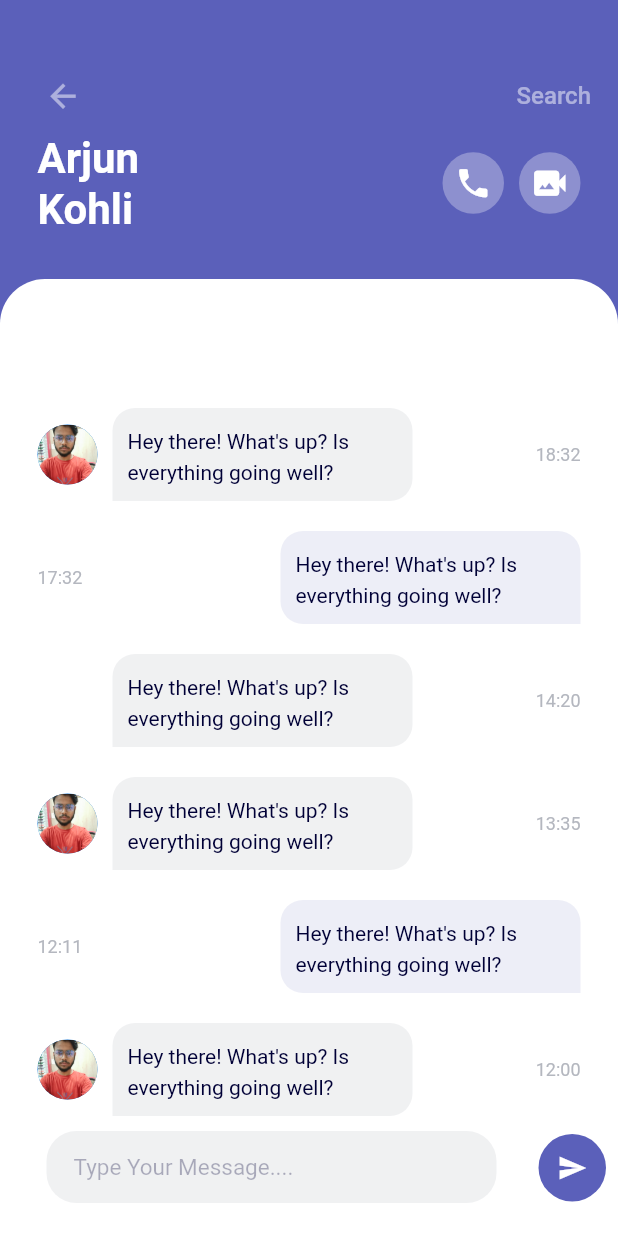
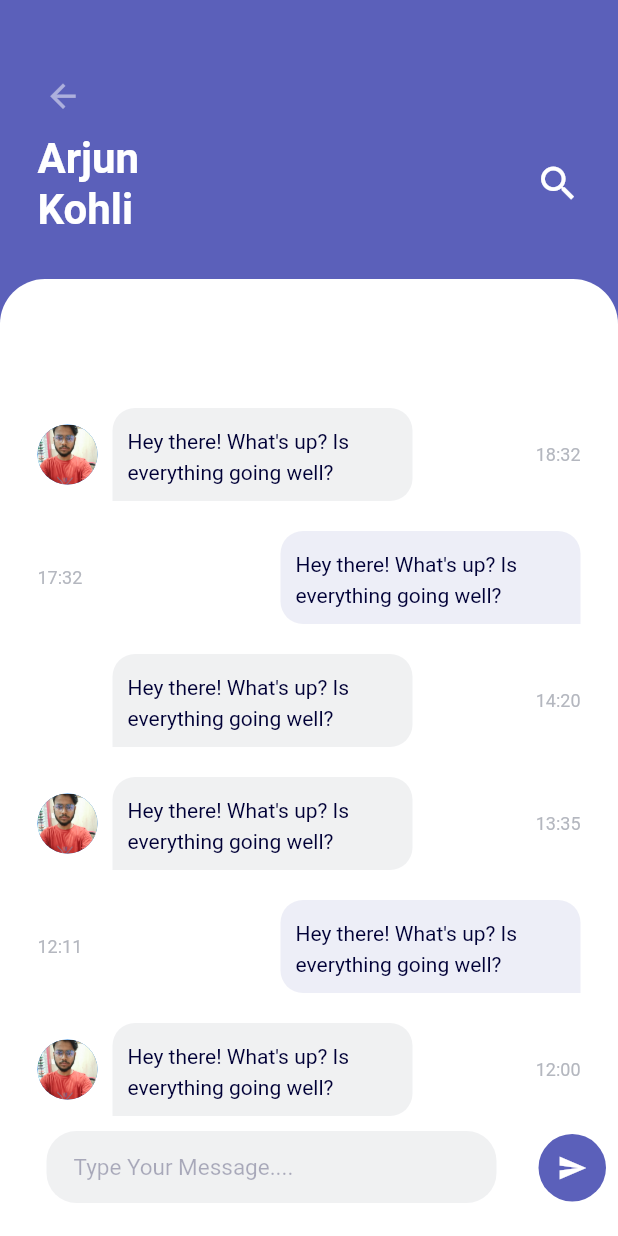
Before and after one commit to Arjun3492/twaddle, a Flutter app: the DetailPage screen opened directly with sample values from the repository, on a phone screen of 412 x 824 dp. Run offline on Flutter 3.47's test engine with Material 2 defaults, Android fonts, the light colour scheme and no system bars; our stand-ins replace cloud_firestore, firebase_auth, firebase_core, flutter_svg, google_sign_in, shared_preferences; accounts and stored records are empty.

Commit message:
ui changes

```diff
--- a/lib/screens/detail/widgets/contact_info.dart
+++ b/lib/screens/detail/widgets/contact_info.dart
@@ -1,9 +1,24 @@
 import 'package:flutter/material.dart';
+import 'package:twaddle/constants/colors.dart';
 import 'package:twaddle/models/message.dart';
+import 'package:twaddle/utils/helpers.dart';
 
-class ContactInfo extends StatelessWidget {
+class ContactInfo extends StatefulWidget {
   final Message message;
   ContactInfo(this.message);
+
+  @override
+  State<ContactInfo> createState() => _ContactInfoState();
+}
+
+class _ContactInfoState extends State<ContactInfo> {
+  @override
+  void initState() {
+    // TODO: implement initState
+    messageSearch.value = false;
+    super.initState();
+  }
+
   @override
   Widget build(BuildContext context) {
     return Container(
@@ -11,23 +26,60 @@ class ContactInfo extends StatelessWidget {
         child: Row(
           mainAxisAlignment: MainAxisAlignment.spaceBetween,
           children: [
-            Text(
-              '${message.user!.firstName}\n${message.user!.lastName}',
-              style: TextStyle(
-                  height: 1.2,
-                  fontSize: 28,
-                  color: Colors.white,
-                  fontWeight: FontWeight.bold),
+            ValueListenableBuilder(
+                valueListenable: messageSearch,
+                builder: (context, currentState, child) {
+                  return (currentState == false)
+                      ? Text(
+                          '${widget.message.user!.firstName}\n${widget.message.user!.lastName}',
+                          style: TextStyle(
+                              height: 1.2,
+                              fontSize: 28,
+                              color: Colors.white,
+                              fontWeight: FontWeight.bold),
+                        )
+                      : Expanded(
+                          child: TextFormField(
+                          style: TextStyle(color: Colors.white, fontSize: 20),
+                          decoration: InputDecoration(
+                              border: InputBorder.none,
+                              suffixIcon: GestureDetector(
+                                  onTap: () {
+                                    //filter message search
+                                  },
+                                  child: Icon(Icons.search,
+                                      color: Colors.white, size: 30)),
+                              focusedBorder: UnderlineInputBorder(
+                                  borderSide: BorderSide(color: Colors.white)),
+                              hintText: "Search Messages...",
+                              hintStyle: TextStyle(
+                                  color: Colors.white.withOpacity(0.3))),
+                        ));
+                }),
+
+            Container(
+              child: GestureDetector(
+                  onTap: () {
+                    messageSearch.value = !messageSearch.value;
+                  },
+                  child: ValueListenableBuilder<bool>(
+                      valueListenable: messageSearch,
+                      builder: (context, currentState, child) {
+                        return (currentState == false)
+                            ? Icon(Icons.search, size: 30, color: Colors.white)
+                            : Icon(Icons.cancel, size: 30, color: Colors.white);
+                      })),
             ),
-            Row(
-              children: [
-                _buildCallButton(Icons.phone),
-                SizedBox(
-                  width: 10,
-                ),
-                _buildCallButton(Icons.video_camera_back),
-              ],
-            )
+
+            // Row(
+            //   children: [
+            //     _buildCallButton(Icons.phone),
+            //     SizedBox(
+            //       width: 10,
+            //     ),
+            //     _buildCallButton(Icons.video_camera_back),
+            //   ],
+            // )
           ],
         ));
   }
--- a/lib/screens/detail/widgets/detail_app_bar.dart
+++ b/lib/screens/detail/widgets/detail_app_bar.dart
@@ -16,11 +16,11 @@ class DetailAppBar extends StatelessWidget {
                 size: 25,
               ),
             ),
-            TextButton(
-                onPressed: () {},
-                child: Text('Search',
-                    style: TextStyle(
-                        fontSize: 16, color: Colors.white.withOpacity(0.5))))
+            // TextButton(
+            //     onPressed: () {},
+            //     child: Text('Search',
+            //         style: TextStyle(
+            //             fontSize: 16, color: Colors.white.withOpacity(0.5))))
           ],
         ));
   }
--- a/lib/screens/detail/widgets/detail_messages.dart
+++ b/lib/screens/detail/widgets/detail_messages.dart
@@ -35,9 +35,7 @@ class DetailMessages extends StatelessWidget {
             margin: EdgeInsets.fromLTRB(0, 0, 50, 20),
             height: 50,
             width: 300,
-            child: Stack(
-              children: [
-                TextField(
+            child: TextField(
               keyboardType: TextInputType.multiline,
               maxLines: null,
               // onTap: () {
@@ -57,8 +55,6 @@ class DetailMessages extends StatelessWidget {
                   hintText: 'Type Your Message....',
                   hintStyle: TextStyle(
                       color: kPrimaryDark.withOpacity(0.3), fontSize: 15)),
-                ),
-              ],
             ),
           ),
         ),
--- a/lib/screens/home/widgets/messages.dart
+++ b/lib/screens/home/widgets/messages.dart
@@ -36,13 +36,15 @@ class _RecentMessagesState extends State<RecentMessages> {
                       valueListenable: shouldSearch,
                       builder: (ctx, ssch, child) {
                         return (ssch == false)
-                              ? const ListTile(
+                            ? // design by ankit
+                            Container(
+                                child: const ListTile(
                                   title: Text("Enter username to search for"),
+                                ),
                               )
                             : FutureBuilder(
                                 future: _searchlist(searchController.text),
-                                  builder:
-                                      (ctx, AsyncSnapshot<Widget> snapshot) {
+                                builder: (ctx, AsyncSnapshot<Widget> snapshot) {
                                   if (snapshot.connectionState ==
                                       ConnectionState.done) {
                                     return snapshot.data!;
@@ -60,7 +62,8 @@ class _RecentMessagesState extends State<RecentMessages> {
               //       } else
               //         return CircularProgressIndicator();
               //     });
-              })),
+            }),
+      ),
     );
   }
 
--- a/lib/screens/home/widgets/recent_contacts.dart
+++ b/lib/screens/home/widgets/recent_contacts.dart
@@ -42,7 +42,8 @@ class _RecentContactsState extends State<RecentContacts> {
                     builder: (context, currentState, child) {
                       return (currentState == false)
                           ? Icon(Icons.search, size: 30, color: Colors.white)
-                          : Icon(Icons.cancel, size: 30, color: Colors.white);
+                          : Icon(Icons.arrow_back_rounded,
+                              size: 30, color: Colors.white);
                     })),
           ),
           Expanded(
--- a/lib/utils/helpers.dart
+++ b/lib/utils/helpers.dart
@@ -3,3 +3,4 @@ import 'package:flutter/material.dart';
 final ValueNotifier<bool> searchable = ValueNotifier<bool>(false);
 final TextEditingController searchController = TextEditingController();
 final ValueNotifier<bool> shouldSearch = ValueNotifier<bool>(false);
+final ValueNotifier<bool> messageSearch = ValueNotifier<bool>(false);
```
Lines whose indentation alone changed are shown as unchanged.
